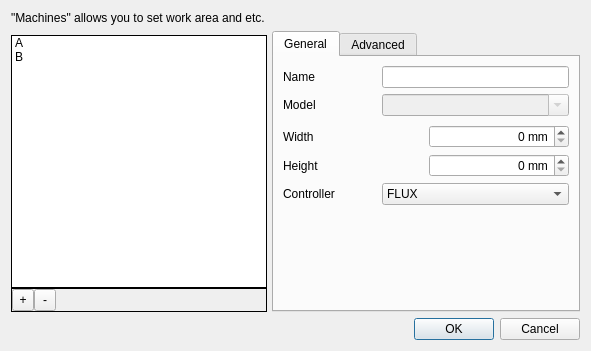
This is src/windows/machine-manager.ui in flux3dp/swiftray as Qt 5 draws it before an edit. The edited form follows.
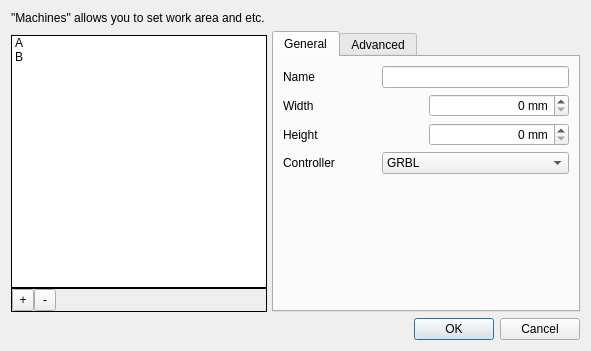
This is the edited form.

Diff of the .ui file:
```diff
--- a/src/windows/machine-manager.ui
+++ b/src/windows/machine-manager.ui
@@ -204,42 +204,6 @@
            </item>
           </layout>
          </item>
-         <item>
-          <layout class="QHBoxLayout" name="horizontalLayout_6">
-           <property name="bottomMargin">
-            <number>3</number>
-           </property>
-           <item>
-            <widget class="QLabel" name="modelLabel">
-             <property name="sizePolicy">
-              <sizepolicy hsizetype="Expanding" vsizetype="Preferred">
-               <horstretch>1</horstretch>
-               <verstretch>0</verstretch>
-              </sizepolicy>
-             </property>
-             <property name="text">
-              <string>Model</string>
-             </property>
-            </widget>
-           </item>
-           <item>
-            <widget class="QComboBox" name="modelComboBox">
-             <property name="enabled">
-              <bool>false</bool>
-             </property>
-             <property name="sizePolicy">
-              <sizepolicy hsizetype="Expanding" vsizetype="Fixed">
-               <horstretch>2</horstretch>
-               <verstretch>0</verstretch>
-              </sizepolicy>
-             </property>
-             <property name="editable">
-              <bool>true</bool>
-             </property>
-            </widget>
-           </item>
-          </layout>
-         </item>
          <item>
           <layout class="QHBoxLayout" name="horizontalLayout_5">
            <property name="rightMargin">
@@ -323,11 +287,6 @@
                <verstretch>0</verstretch>
               </sizepolicy>
              </property>
-             <item>
-              <property name="text">
-               <string>FLUX</string>
-              </property>
-             </item>
              <item>
               <property name="text">
                <string>GRBL</string>
```
Left out of the diff: 10 changed lines with no effect on the pictures.
